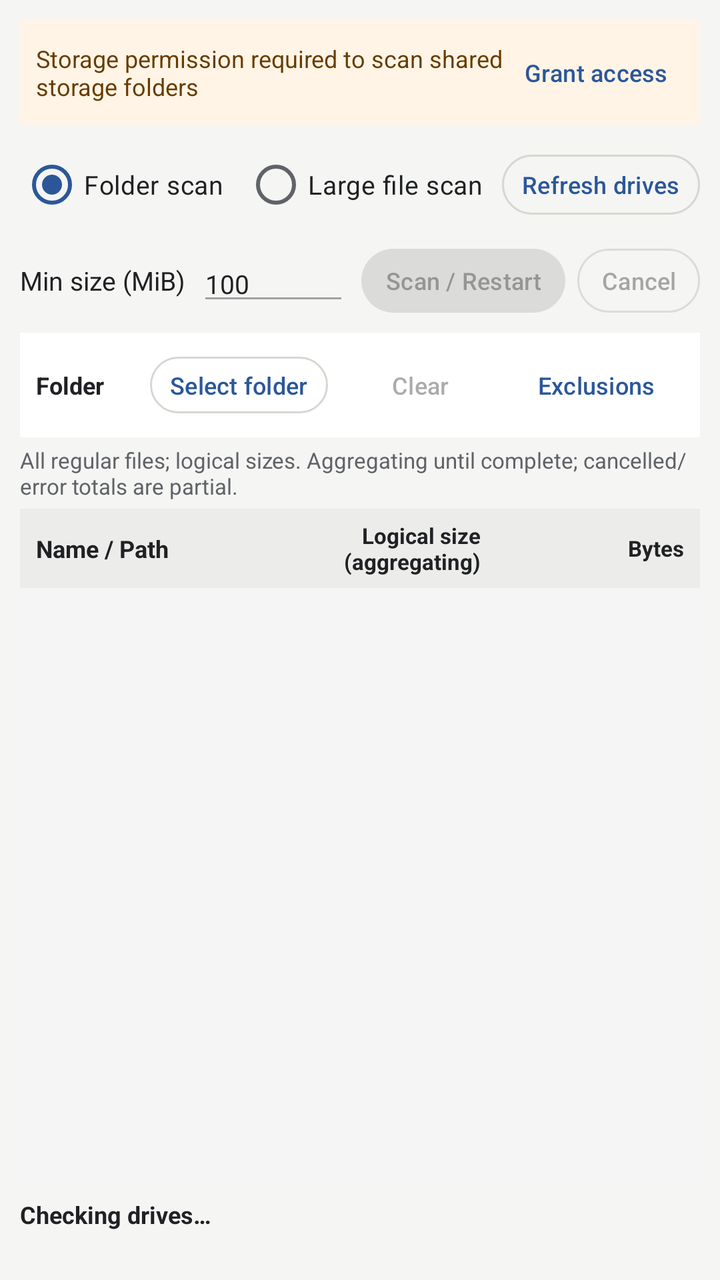
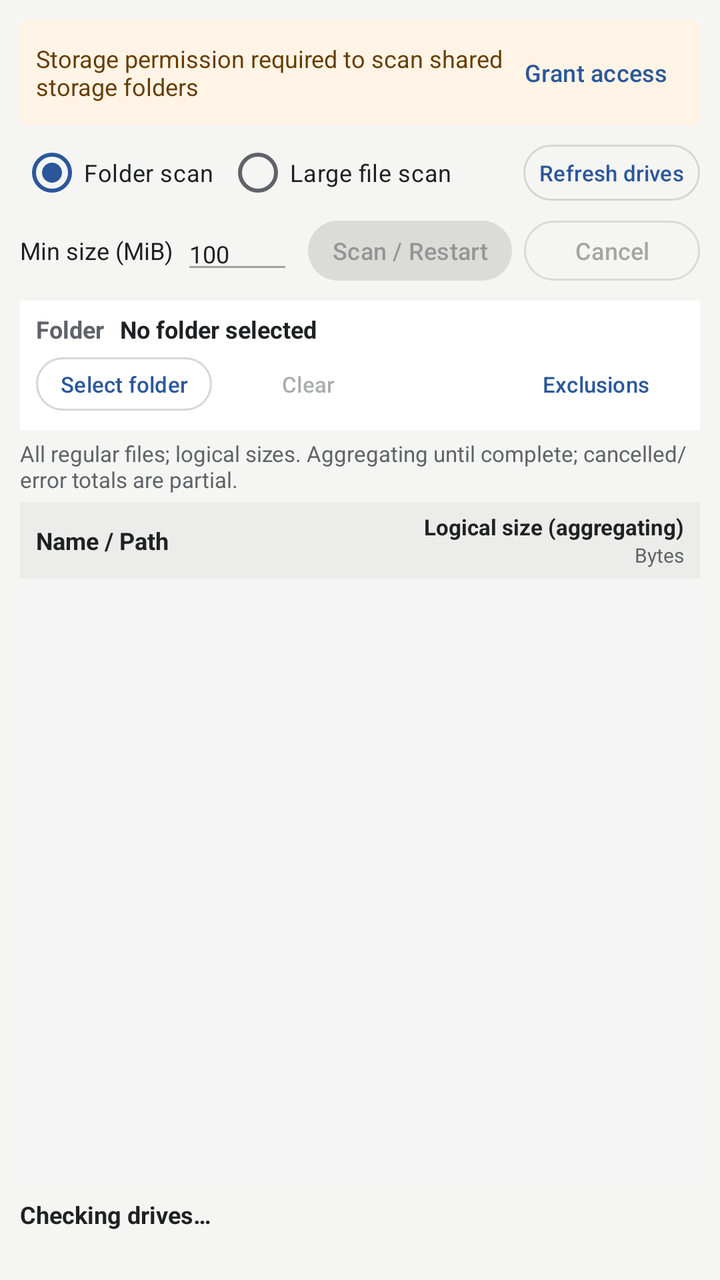

Two renders of the same Android screen: before a commit and after it. Below are the layout's source before the change and the commit's diff.
<!-- AndroidManifest.xml: activity theme Theme.StorageTracking -->
<!-- res/layout/activity_main.xml -->
<?xml version="1.0" encoding="utf-8"?>
<LinearLayout xmlns:android="http://schemas.android.com/apk/res/android"
    android:id="@+id/root_layout"
    android:layout_width="match_parent"
    android:layout_height="match_parent"
    android:background="@color/app_bg"
    android:orientation="vertical"
    android:padding="10dp">

    
    <LinearLayout
        android:id="@+id/permission_banner"
        android:layout_width="match_parent"
        android:layout_height="wrap_content"
        android:layout_marginBottom="6dp"
        android:background="@color/warning_bg"
        android:gravity="center_vertical"
        android:orientation="horizontal"
        android:padding="8dp">

        <TextView
            android:id="@+id/text_permission_status"
            android:layout_width="0dp"
            android:layout_height="wrap_content"
            android:layout_weight="1"
            android:text="@string/permission_required"
            android:textColor="@color/warning_text"
            android:textSize="12sp" />

        <Button
            android:id="@+id/button_grant_access"
            style="@style/Widget.Material3.Button.TextButton"
            android:layout_width="wrap_content"
            android:layout_height="wrap_content"
            android:minHeight="36dp"
            android:paddingHorizontal="8dp"
            android:text="@string/action_grant_access"
            android:textSize="12sp" />
    </LinearLayout>

    
    <LinearLayout
        android:layout_width="match_parent"
        android:layout_height="wrap_content"
        android:gravity="center_vertical"
        android:orientation="horizontal">

        <RadioGroup
            android:id="@+id/radio_group_mode"
            android:layout_width="0dp"
            android:layout_height="wrap_content"
            android:layout_weight="1"
            android:orientation="horizontal">

            <RadioButton
                android:id="@+id/radio_folder_scan"
                android:layout_width="wrap_content"
                android:layout_height="wrap_content"
                android:checked="true"
                android:text="@string/mode_folder_scan"
                android:textColor="@color/text_primary"
                android:textSize="13sp" />

            <RadioButton
                android:id="@+id/radio_file_scan"
                android:layout_width="wrap_content"
                android:layout_height="wrap_content"
                android:layout_marginStart="10dp"
                android:text="@string/mode_file_scan"
                android:textColor="@color/text_primary"
                android:textSize="13sp" />
        </RadioGroup>

        <Button
            android:id="@+id/button_refresh_drives"
            style="@style/Widget.Material3.Button.OutlinedButton"
            android:layout_width="wrap_content"
            android:layout_height="wrap_content"
            android:minHeight="38dp"
            android:paddingHorizontal="10dp"
            android:text="@string/action_refresh_drives"
            android:textSize="12sp" />
    </LinearLayout>

    
    <LinearLayout
        android:layout_width="match_parent"
        android:layout_height="wrap_content"
        android:layout_marginTop="4dp"
        android:gravity="center_vertical"
        android:orientation="horizontal">

        <TextView
            android:layout_width="wrap_content"
            android:layout_height="wrap_content"
            android:text="@string/label_min_size_mib"
            android:textColor="@color/text_primary"
            android:textSize="13sp" />

        <EditText
            android:id="@+id/edit_min_size_mib"
            android:layout_width="76dp"
            android:layout_height="wrap_content"
            android:layout_marginHorizontal="6dp"
            android:enabled="false"
            android:importantForAutofill="no"
            android:inputType="numberDecimal"
            android:singleLine="true"
            android:text="@string/default_min_size_mib"
            android:textColor="@color/text_primary"
            android:textColorHint="@color/text_secondary"
            android:textSize="13sp" />

        <Button
            android:id="@+id/button_scan_restart"
            android:layout_width="wrap_content"
            android:layout_height="wrap_content"
            android:enabled="false"
            android:minHeight="40dp"
            android:paddingHorizontal="12dp"
            android:text="@string/action_scan_restart"
            android:textSize="12sp" />

        <Button
            android:id="@+id/button_cancel"
            style="@style/Widget.Material3.Button.OutlinedButton"
            android:layout_width="wrap_content"
            android:layout_height="wrap_content"
            android:layout_marginStart="6dp"
            android:enabled="false"
            android:minHeight="40dp"
            android:paddingHorizontal="10dp"
            android:text="@string/action_cancel"
            android:textSize="12sp" />
    </LinearLayout>

    
    <LinearLayout
        android:layout_width="match_parent"
        android:layout_height="wrap_content"
        android:layout_marginTop="6dp"
        android:background="@color/surface_bg"
        android:orientation="vertical"
        android:padding="8dp">

        <LinearLayout
            android:layout_width="match_parent"
            android:layout_height="wrap_content"
            android:gravity="center_vertical"
            android:orientation="horizontal">

            <TextView
                android:layout_width="wrap_content"
                android:layout_height="wrap_content"
                android:text="@string/label_folder"
                android:textColor="@color/text_primary"
                android:textSize="12sp"
                android:textStyle="bold" />

            <TextView
                android:id="@+id/text_selected_folder"
                android:layout_width="0dp"
                android:layout_height="wrap_content"
                android:layout_marginHorizontal="8dp"
                android:layout_weight="1"
                android:ellipsize="middle"
                android:singleLine="true"
                android:text="@string/no_folder_selected"
                android:textColor="@color/text_primary"
                android:textSize="12sp" />

            <Button
                android:id="@+id/button_select_folder"
                style="@style/Widget.Material3.Button.OutlinedButton"
                android:layout_width="wrap_content"
                android:layout_height="wrap_content"
                android:minHeight="36dp"
                android:paddingHorizontal="10dp"
                android:text="@string/action_select_folder"
                android:textSize="12sp" />

            <Button
                android:id="@+id/button_clear_folder"
                style="@style/Widget.Material3.Button.TextButton"
                android:layout_width="wrap_content"
                android:layout_height="wrap_content"
                android:layout_marginStart="2dp"
                android:enabled="false"
                android:minHeight="36dp"
                android:paddingHorizontal="6dp"
                android:text="@string/action_clear"
                android:textSize="12sp" />

            <Button
                android:id="@+id/button_toggle_exclusions"
                style="@style/Widget.Material3.Button.TextButton"
                android:layout_width="wrap_content"
                android:layout_height="wrap_content"
                android:minHeight="36dp"
                android:paddingHorizontal="6dp"
                android:text="@string/action_exclusions"
                android:textSize="12sp" />
        </LinearLayout>

        <LinearLayout
            android:id="@+id/layout_exclusions_container"
            android:layout_width="match_parent"
            android:layout_height="wrap_content"
            android:layout_marginTop="4dp"
            android:orientation="vertical"
            android:visibility="gone">

            <TextView
                android:layout_width="match_parent"
                android:layout_height="wrap_content"
                android:text="@string/label_excluded_paths"
                android:textColor="@color/text_secondary"
                android:textSize="11sp" />

            <EditText
                android:id="@+id/edit_excluded_paths"
                android:layout_width="match_parent"
                android:layout_height="wrap_content"
                android:gravity="top|start"
                android:hint="@string/hint_scope_help"
                android:importantForAutofill="no"
                android:inputType="textMultiLine|textNoSuggestions"
                android:maxLines="4"
                android:minLines="2"
                android:scrollbars="vertical"
                android:textColor="@color/text_primary"
                android:textColorHint="@color/text_secondary"
                android:textSize="12sp" />
        </LinearLayout>
    </LinearLayout>

    
    <TextView
        android:id="@+id/text_mode_meaning"
        android:layout_width="match_parent"
        android:layout_height="wrap_content"
        android:layout_marginTop="4dp"
        android:layout_marginBottom="4dp"
        android:text="@string/meaning_folder_mode"
        android:textColor="@color/text_secondary"
        android:textSize="11sp" />

    
    <LinearLayout
        android:layout_width="match_parent"
        android:layout_height="wrap_content"
        android:background="@color/header_bg"
        android:gravity="center_vertical"
        android:orientation="horizontal"
        android:paddingHorizontal="8dp"
        android:paddingVertical="6dp">

        <TextView
            android:id="@+id/text_heading_name"
            android:layout_width="0dp"
            android:layout_height="wrap_content"
            android:layout_weight="1"
            android:text="@string/heading_name_path"
            android:textColor="@color/text_primary"
            android:textSize="12sp"
            android:textStyle="bold" />

        <TextView
            android:id="@+id/text_heading_size"
            android:layout_width="116dp"
            android:layout_height="wrap_content"
            android:gravity="end"
            android:text="@string/heading_logical_size_aggregating"
            android:textColor="@color/text_primary"
            android:textSize="11sp"
            android:textStyle="bold" />

        <TextView
            android:id="@+id/text_heading_bytes"
            android:layout_width="96dp"
            android:layout_height="wrap_content"
            android:layout_marginStart="6dp"
            android:gravity="end"
            android:text="@string/heading_bytes"
            android:textColor="@color/text_primary"
            android:textSize="11sp"
            android:textStyle="bold" />
    </LinearLayout>

    
    <FrameLayout
        android:layout_width="match_parent"
        android:layout_height="0dp"
        android:layout_weight="1">

        <androidx.recyclerview.widget.RecyclerView
            android:id="@+id/recycler_results"
            android:layout_width="match_parent"
            android:layout_height="match_parent"
            android:background="@color/row_light"
            android:scrollbars="vertical" />

        <ProgressBar
            android:id="@+id/progress_scanning"
            style="?android:attr/progressBarStyle"
            android:layout_width="48dp"
            android:layout_height="48dp"
            android:layout_gravity="center"
            android:clickable="false"
            android:focusable="false"
            android:indeterminate="true"
            android:indeterminateTint="@color/primary"
            android:visibility="gone" />
    </FrameLayout>

    
    <LinearLayout
        android:layout_width="match_parent"
        android:layout_height="wrap_content"
        android:layout_marginTop="6dp"
        android:orientation="vertical">

        <TextView
            android:id="@+id/text_status"
            android:layout_width="match_parent"
            android:layout_height="wrap_content"
            android:text="@string/status_checking_drives"
            android:textColor="@color/text_primary"
            android:textSize="12sp"
            android:textStyle="bold" />

        <TextView
            android:id="@+id/text_current_path"
            android:layout_width="match_parent"
            android:layout_height="wrap_content"
            android:ellipsize="middle"
            android:singleLine="true"
            android:textColor="@color/text_secondary"
            android:textSize="11sp" />
    </LinearLayout>

</LinearLayout>
<!-- resources referenced by this layout -->
<resources>
  <color name="app_bg">#F5F5F3</color>
  <color name="header_bg">#ECECEA</color>
  <color name="primary">#2B579A</color>
  <color name="row_light">#F5F5F5</color>
  <color name="surface_bg">#FFFFFF</color>
  <color name="text_primary">#202124</color>
  <color name="text_secondary">#5F6368</color>
  <color name="warning_bg">#FFF4E5</color>
  <color name="warning_text">#663C00</color>
  <string name="action_cancel">Cancel</string>
  <string name="action_clear">Clear</string>
  <string name="action_exclusions">Exclusions</string>
  <string name="action_grant_access">Grant access</string>
  <string name="action_refresh_drives">Refresh drives</string>
  <string name="action_scan_restart">Scan / Restart</string>
  <string name="action_select_folder">Select folder</string>
  <string name="default_min_size_mib">100</string>
  <string name="heading_bytes">Bytes</string>
  <string name="heading_logical_size_aggregating">Logical size (aggregating)</string>
  <string name="heading_name_path">Name / Path</string>
  <string name="hint_scope_help">Choose one storage volume or folder. Exclusions: one path per line.</string>
  <string name="label_excluded_paths">Excluded paths (one path per line)</string>
  <string name="label_folder">Folder</string>
  <string name="label_min_size_mib">Min size (MiB)</string>
  <string name="meaning_folder_mode">All regular files; logical sizes. Aggregating until complete; cancelled/error totals are partial.</string>
  <string name="mode_file_scan">Large file scan</string>
  <string name="mode_folder_scan">Folder scan</string>
  <string name="no_folder_selected">No folder selected</string>
  <string name="permission_required">Storage permission required to scan shared storage folders</string>
  <string name="status_checking_drives">Checking drives…</string>
  <style name="Theme.StorageTracking" parent="Theme.Material3.DayNight.NoActionBar">
          <item name="android:windowBackground">@color/app_bg</item>
          <item name="colorPrimary">@color/primary</item>
          <item name="colorOnPrimary">@color/on_primary</item>
          <item name="colorSurface">@color/surface_bg</item>
          <item name="colorOnSurface">@color/text_primary</item>
          <item name="colorOnSurfaceVariant">@color/text_secondary</item>
          <item name="colorOutline">@color/divider</item>
          <item name="colorError">@color/error_text</item>
      </style>
  <color name="on_primary">#FFFFFF</color>
  <color name="divider">#D7D7D2</color>
  <color name="error_text">#B3261E</color>
</resources>

<!-- the commit's change to res/layout/activity_main.xml (unified diff, before → after) -->
@@ -57,18 +57,20 @@
                 android:layout_width="wrap_content"
                 android:layout_height="wrap_content"
                 android:checked="true"
+                android:minHeight="36dp"
                 android:text="@string/mode_folder_scan"
                 android:textColor="@color/text_primary"
-                android:textSize="13sp" />
+                android:textSize="12sp" />
 
             <RadioButton
                 android:id="@+id/radio_file_scan"
                 android:layout_width="wrap_content"
                 android:layout_height="wrap_content"
-                android:layout_marginStart="10dp"
+                android:layout_marginStart="6dp"
+                android:minHeight="36dp"
                 android:text="@string/mode_file_scan"
                 android:textColor="@color/text_primary"
-                android:textSize="13sp" />
+                android:textSize="12sp" />
         </RadioGroup>
 
         <Button
@@ -76,17 +78,17 @@
             style="@style/Widget.Material3.Button.OutlinedButton"
             android:layout_width="wrap_content"
             android:layout_height="wrap_content"
-            android:minHeight="38dp"
-            android:paddingHorizontal="10dp"
+            android:minHeight="36dp"
+            android:paddingHorizontal="8dp"
             android:text="@string/action_refresh_drives"
-            android:textSize="12sp" />
-    </LinearLayout>
-
-    
-    <LinearLayout
-        android:layout_width="match_parent"
-        android:layout_height="wrap_content"
-        android:layout_marginTop="4dp"
+            android:textSize="11sp" />
+    </LinearLayout>
+
+    
+    <LinearLayout
+        android:layout_width="match_parent"
+        android:layout_height="wrap_content"
+        android:layout_marginTop="2dp"
         android:gravity="center_vertical"
         android:orientation="horizontal">
 
@@ -95,13 +97,13 @@
             android:layout_height="wrap_content"
             android:text="@string/label_min_size_mib"
             android:textColor="@color/text_primary"
-            android:textSize="13sp" />
+            android:textSize="12sp" />
 
         <EditText
             android:id="@+id/edit_min_size_mib"
-            android:layout_width="76dp"
-            android:layout_height="wrap_content"
-            android:layout_marginHorizontal="6dp"
+            android:layout_width="56dp"
+            android:layout_height="wrap_content"
+            android:layout_marginHorizontal="4dp"
             android:enabled="false"
             android:importantForAutofill="no"
             android:inputType="numberDecimal"
@@ -109,14 +111,19 @@
             android:text="@string/default_min_size_mib"
             android:textColor="@color/text_primary"
             android:textColorHint="@color/text_secondary"
-            android:textSize="13sp" />
+            android:textSize="12sp" />
+
+        <View
+            android:layout_width="0dp"
+            android:layout_height="1dp"
+            android:layout_weight="1" />
 
         <Button
             android:id="@+id/button_scan_restart"
             android:layout_width="wrap_content"
             android:layout_height="wrap_content"
             android:enabled="false"
-            android:minHeight="40dp"
+            android:minHeight="38dp"
             android:paddingHorizontal="12dp"
             android:text="@string/action_scan_restart"
             android:textSize="12sp" />
@@ -128,7 +135,7 @@
             android:layout_height="wrap_content"
             android:layout_marginStart="6dp"
             android:enabled="false"
-            android:minHeight="40dp"
+            android:minHeight="38dp"
             android:paddingHorizontal="10dp"
             android:text="@string/action_cancel"
             android:textSize="12sp" />
@@ -141,7 +148,8 @@
         android:layout_marginTop="6dp"
         android:background="@color/surface_bg"
         android:orientation="vertical"
-        android:padding="8dp">
+        android:paddingHorizontal="8dp"
+        android:paddingVertical="6dp">
 
         <LinearLayout
             android:layout_width="match_parent"
@@ -153,7 +161,7 @@
                 android:layout_width="wrap_content"
                 android:layout_height="wrap_content"
                 android:text="@string/label_folder"
-                android:textColor="@color/text_primary"
+                android:textColor="@color/text_secondary"
                 android:textSize="12sp"
                 android:textStyle="bold" />
 
@@ -161,45 +169,59 @@
                 android:id="@+id/text_selected_folder"
                 android:layout_width="0dp"
                 android:layout_height="wrap_content"
-                android:layout_marginHorizontal="8dp"
+                android:layout_marginStart="8dp"
                 android:layout_weight="1"
                 android:ellipsize="middle"
                 android:singleLine="true"
                 android:text="@string/no_folder_selected"
                 android:textColor="@color/text_primary"
-                android:textSize="12sp" />
+                android:textSize="12sp"
+                android:textStyle="bold" />
+        </LinearLayout>
+
+        <LinearLayout
+            android:layout_width="match_parent"
+            android:layout_height="wrap_content"
+            android:layout_marginTop="2dp"
+            android:gravity="center_vertical"
+            android:orientation="horizontal">
 
             <Button
                 android:id="@+id/button_select_folder"
                 style="@style/Widget.Material3.Button.OutlinedButton"
                 android:layout_width="wrap_content"
                 android:layout_height="wrap_content"
-                android:minHeight="36dp"
+                android:minHeight="34dp"
                 android:paddingHorizontal="10dp"
                 android:text="@string/action_select_folder"
-                android:textSize="12sp" />
+                android:textSize="11sp" />
 
             <Button
                 android:id="@+id/button_clear_folder"
                 style="@style/Widget.Material3.Button.TextButton"
                 android:layout_width="wrap_content"
                 android:layout_height="wrap_content"
-                android:layout_marginStart="2dp"
+                android:layout_marginStart="4dp"
                 android:enabled="false"
-                android:minHeight="36dp"
-                android:paddingHorizontal="6dp"
+                android:minHeight="34dp"
+                android:paddingHorizontal="8dp"
                 android:text="@string/action_clear"
-                android:textSize="12sp" />
+                android:textSize="11sp" />
+
+            <View
+                android:layout_width="0dp"
+                android:layout_height="1dp"
+                android:layout_weight="1" />
 
             <Button
                 android:id="@+id/button_toggle_exclusions"
                 style="@style/Widget.Material3.Button.TextButton"
                 android:layout_width="wrap_content"
                 android:layout_height="wrap_content"
-                android:minHeight="36dp"
-                android:paddingHorizontal="6dp"
+                android:minHeight="34dp"
+                android:paddingHorizontal="8dp"
                 android:text="@string/action_exclusions"
-                android:textSize="12sp" />
+                android:textSize="11sp" />
         </LinearLayout>
 
         <LinearLayout
@@ -253,7 +275,7 @@
         android:gravity="center_vertical"
         android:orientation="horizontal"
         android:paddingHorizontal="8dp"
-        android:paddingVertical="6dp">
+        android:paddingVertical="5dp">
 
         <TextView
             android:id="@+id/text_heading_name"
@@ -265,26 +287,34 @@
             android:textSize="12sp"
             android:textStyle="bold" />
 
-        <TextView
-            android:id="@+id/text_heading_size"
-            android:layout_width="116dp"
-            android:layout_height="wrap_content"
+        <LinearLayout
+            android:layout_width="wrap_content"
+            android:layout_height="wrap_content"
+            android:layout_marginStart="8dp"
             android:gravity="end"
-            android:text="@string/heading_logical_size_aggregating"
-            android:textColor="@color/text_primary"
-            android:textSize="11sp"
-            android:textStyle="bold" />
-
-        <TextView
-            android:id="@+id/text_heading_bytes"
-            android:layout_width="96dp"
-            android:layout_height="wrap_content"
-            android:layout_marginStart="6dp"
-            android:gravity="end"
-            android:text="@string/heading_bytes"
-            android:textColor="@color/text_primary"
-            android:textSize="11sp"
-            android:textStyle="bold" />
+            android:orientation="vertical">
+
+            <TextView
+                android:id="@+id/text_heading_size"
+                android:layout_width="wrap_content"
+                android:layout_height="wrap_content"
+                android:gravity="end"
+                android:singleLine="true"
+                android:text="@string/heading_logical_size_aggregating"
+                android:textColor="@color/text_primary"
+                android:textSize="11sp"
+                android:textStyle="bold" />
+
+            <TextView
+                android:id="@+id/text_heading_bytes"
+                android:layout_width="wrap_content"
+                android:layout_height="wrap_content"
+                android:gravity="end"
+                android:singleLine="true"
+                android:text="@string/heading_bytes"
+                android:textColor="@color/text_secondary"
+                android:textSize="10sp" />
+        </LinearLayout>
     </LinearLayout>
 
     
